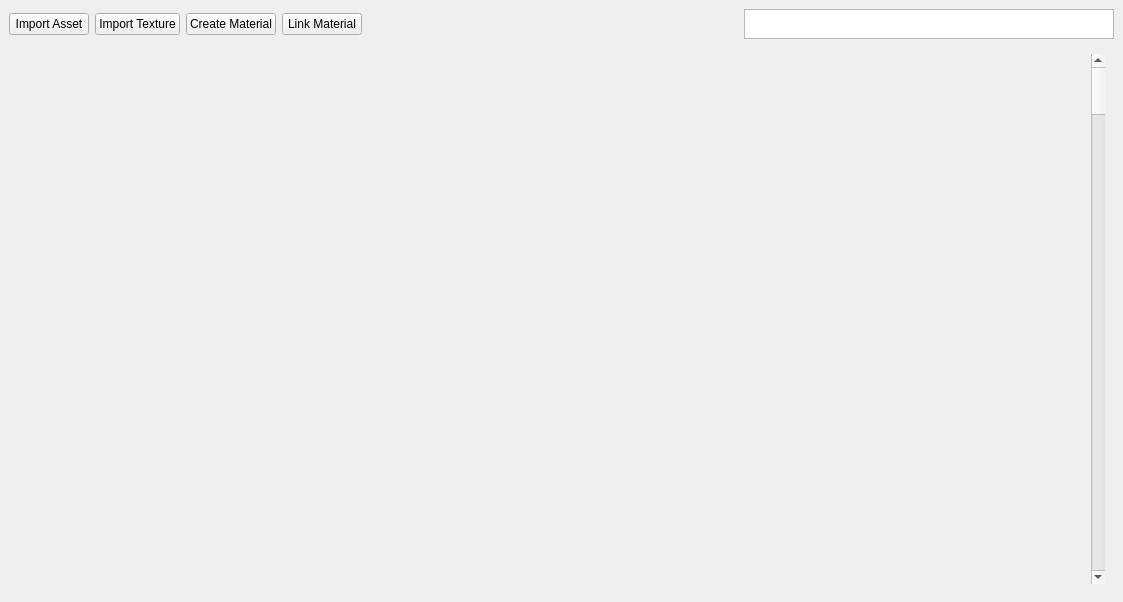
AnthonySTZ/AssetManager, file ui/manager_window.ui: the form before one commit.
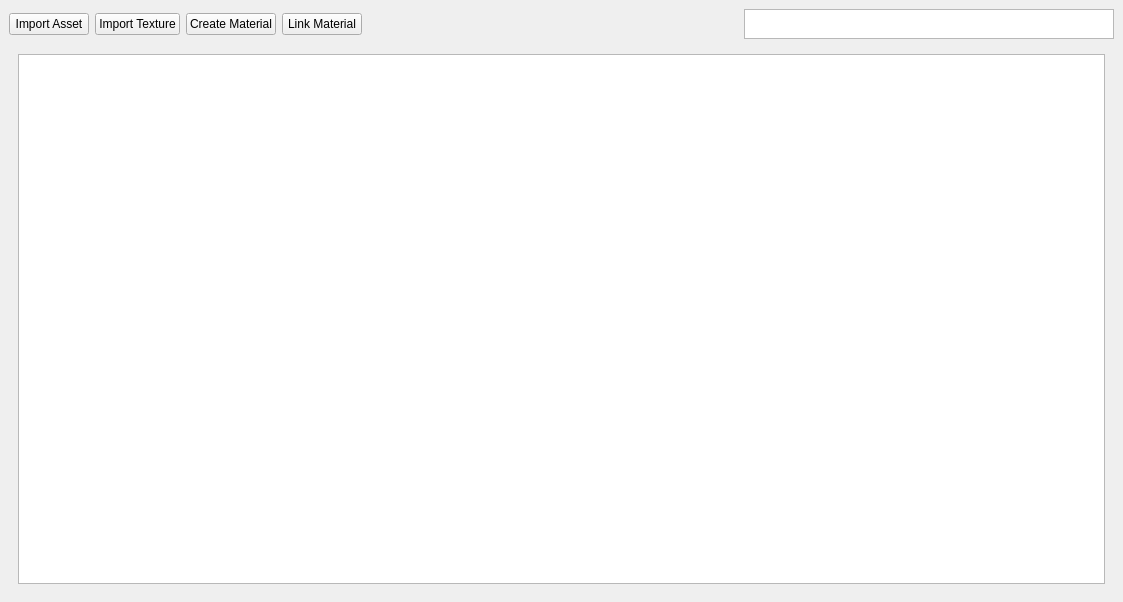
The form after the commit.

Commit message: add item Widgets

The edit to the form file:
```diff
--- a/ui/manager_window.ui
+++ b/ui/manager_window.ui
@@ -14,8 +14,8 @@
    <string>MainWindow</string>
   </property>
   <widget class="QWidget" name="centralwidget">
-   <layout class="QGridLayout" name="gridLayout">
-    <item row="0" column="0">
+   <layout class="QVBoxLayout" name="verticalLayout">
+    <item>
      <layout class="QGridLayout" name="gridLayout_2" rowstretch="0,0,1">
       <item row="0" column="3">
        <widget class="QPushButton" name="link_btn">
@@ -72,22 +72,18 @@
        <widget class="QWidget" name="widget" native="true">
         <layout class="QHBoxLayout" name="horizontalLayout">
          <item>
-          <spacer name="horizontalSpacer_2">
-           <property name="orientation">
-            <enum>Qt::Horizontal</enum>
+          <widget class="QListWidget" name="items_lw">
+           <property name="focusPolicy">
+            <enum>Qt::NoFocus</enum>
            </property>
-           <property name="sizeHint" stdset="0">
-            <size>
-             <width>40</width>
-             <height>20</height>
-            </size>
+           <property name="horizontalScrollBarPolicy">
+            <enum>Qt::ScrollBarAlwaysOff</enum>
            </property>
-          </spacer>
-         </item>
-         <item>
-          <widget class="QScrollBar" name="verticalScrollBar">
-           <property name="orientation">
-            <enum>Qt::Vertical</enum>
+           <property name="autoScroll">
+            <bool>true</bool>
+           </property>
+           <property name="selectionMode">
+            <enum>QAbstractItemView::NoSelection</enum>
            </property>
           </widget>
          </item>
```
The commit also changes 7 other files.
